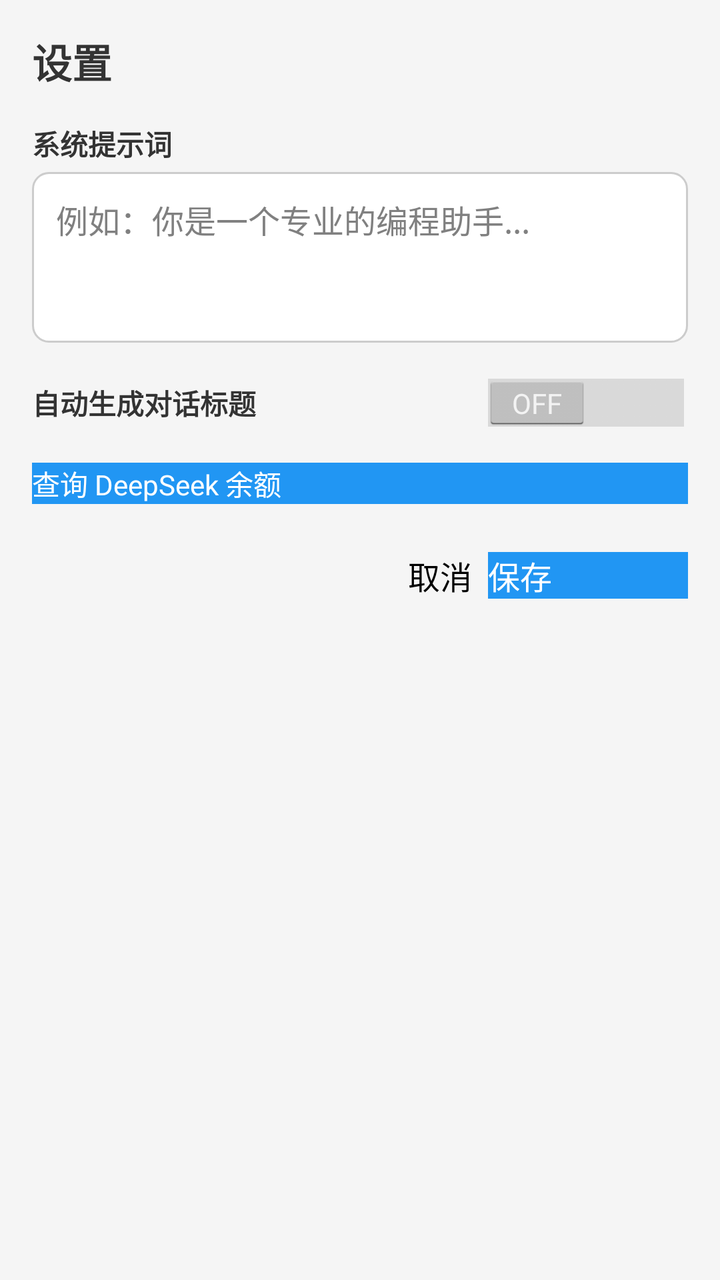
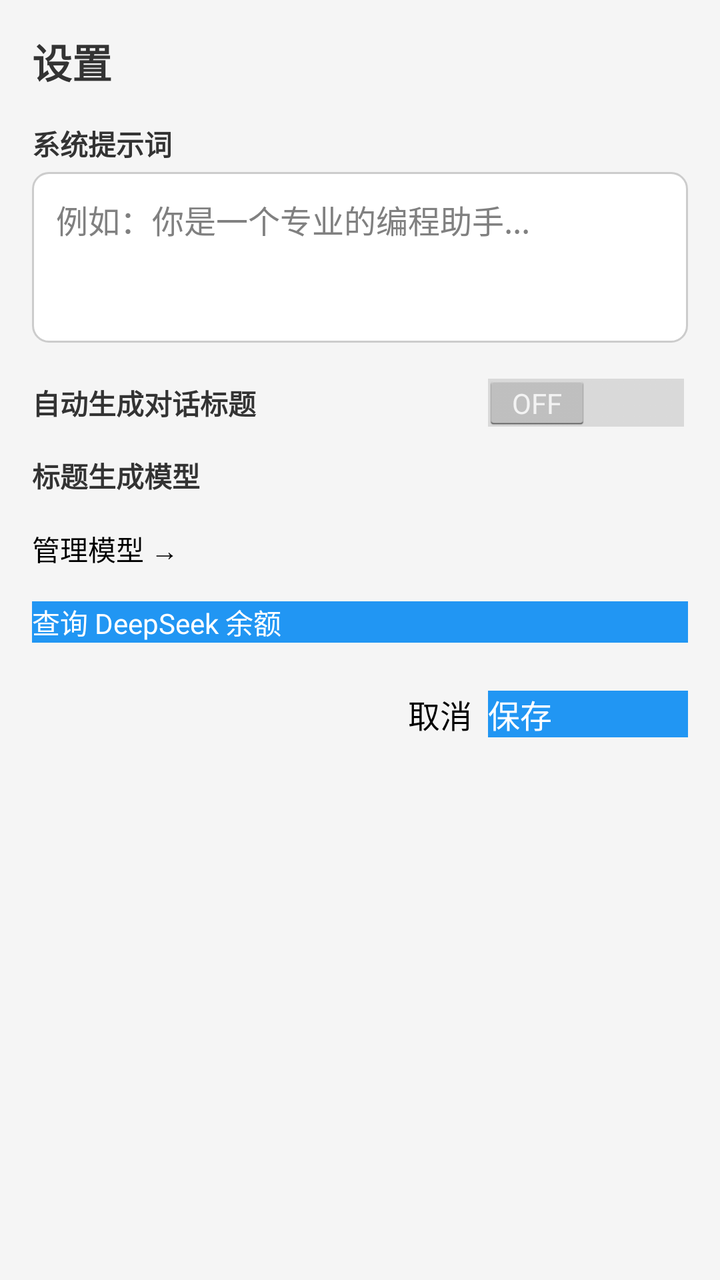

An Android layout rendered at two revisions. The XML below is the earlier revision; the diff shows what the commit changed to produce the second picture.
<!-- AndroidManifest.xml: application theme AppTheme -->
<!-- res/layout/activity_settings.xml -->
<?xml version="1.0" encoding="utf-8"?>
<LinearLayout xmlns:android="http://schemas.android.com/apk/res/android"
    android:orientation="vertical"
    android:background="@color/background"
    android:padding="16dp"
    android:layout_width="match_parent"
    android:layout_height="match_parent">

    <TextView
        android:textSize="20sp"
        android:textStyle="bold"
        android:textColor="@color/text_primary"
        android:layout_width="match_parent"
        android:layout_height="wrap_content"
        android:layout_marginBottom="16dp"
        android:text="设置"/>

    
    <TextView
        android:textSize="14sp"
        android:textStyle="bold"
        android:textColor="@color/text_primary"
        android:layout_width="match_parent"
        android:layout_height="wrap_content"
        android:layout_marginBottom="4dp"
        android:text="@string/system_prompt"/>
    <EditText
        android:gravity="top"
        android:id="@+id/system_prompt_edit"
        android:background="@drawable/edit_text_background"
        android:padding="12dp"
        android:layout_width="match_parent"
        android:layout_height="wrap_content"
        android:layout_marginBottom="16dp"
        android:hint="例如：你是一个专业的编程助手..."
        android:maxLines="6"
        android:minLines="3"
        android:inputType="textMultiLine"/>

    
    <LinearLayout
        android:gravity="center_vertical"
        android:orientation="horizontal"
        android:layout_width="match_parent"
        android:layout_height="wrap_content"
        android:layout_marginBottom="16dp">
        <TextView
            android:textSize="14sp"
            android:textStyle="bold"
            android:textColor="@color/text_primary"
            android:layout_width="0dp"
            android:layout_height="wrap_content"
            android:layout_weight="1"
            android:text="自动生成对话标题"/>
        <Switch
            android:id="@+id/auto_title_switch"
            android:layout_width="wrap_content"
            android:layout_height="wrap_content"/>
    </LinearLayout>

    
    <Button
        android:textSize="14sp"
        android:id="@+id/balance_button"
        android:background="@color/primary"
        android:textColor="@android:color/white"
        android:layout_width="match_parent"
        android:layout_height="wrap_content"
        android:layout_marginBottom="24dp"
        android:text="查询 DeepSeek 余额"/>

    
    <LinearLayout
        android:gravity="end"
        android:orientation="horizontal"
        android:layout_width="match_parent"
        android:layout_height="wrap_content">
        <Button
            android:id="@+id/cancel_button"
            android:layout_width="wrap_content"
            android:layout_height="wrap_content"
            android:layout_marginRight="8dp"
            android:text="@string/cancel"/>
        <Button
            android:textColor="@android:color/white"
            android:id="@+id/save_button"
            android:background="@color/primary"
            android:layout_width="wrap_content"
            android:layout_height="wrap_content"
            android:minWidth="100dp"
            android:text="@string/save"/>
    </LinearLayout>
</LinearLayout>
<!-- resources referenced by this layout -->
<resources>
  <color name="background">#f5f5f5</color>
  <color name="primary">#2196f3</color>
  <color name="text_primary">#333333</color>
  <!-- drawable edit_text_background (drawable) -->
  <?xml version="1.0" encoding="utf-8"?>
  <shape xmlns:android="http://schemas.android.com/apk/res/android" android:shape="rectangle">
      <solid android:color="@android:color/white"/>
      <corners android:radius="8dp"/>
      <stroke android:width="1dp" android:color="@color/gray"/>
  </shape>
  <string name="cancel">取消</string>
  <string name="save">保存</string>
  <string name="system_prompt">系统提示词</string>
  <style name="AppTheme" parent="@android:style/Theme.Holo.Light">
          <item name="android:windowBackground">@color/background</item>
          <item name="android:actionBarStyle">@style/ActionBarStyle</item>
      </style>
  <color name="gray">#cccccc</color>
  <style name="ActionBarStyle" parent="@android:style/Widget.Holo.Light.ActionBar">
          <item name="android:background">@color/primary</item>
      </style>
</resources>

<!-- the commit's change to res/layout/activity_settings.xml (unified diff, before → after) -->
@@ -43,7 +43,7 @@
         android:orientation="horizontal"
         android:layout_width="match_parent"
         android:layout_height="wrap_content"
-        android:layout_marginBottom="16dp">
+        android:layout_marginBottom="12dp">
         <TextView
             android:textSize="14sp"
             android:textStyle="bold"
@@ -57,6 +57,37 @@
             android:layout_width="wrap_content"
             android:layout_height="wrap_content"/>
     </LinearLayout>
+
+    
+    <LinearLayout
+        android:gravity="center_vertical"
+        android:orientation="horizontal"
+        android:layout_width="match_parent"
+        android:layout_height="wrap_content"
+        android:layout_marginBottom="16dp">
+        <TextView
+            android:textSize="14sp"
+            android:textStyle="bold"
+            android:textColor="@color/text_primary"
+            android:layout_width="wrap_content"
+            android:layout_height="wrap_content"
+            android:text="标题生成模型"/>
+        <Spinner
+            android:id="@+id/title_model_spinner"
+            android:layout_width="0dp"
+            android:layout_height="wrap_content"
+            android:layout_weight="1"
+            android:layout_marginLeft="8dp"/>
+    </LinearLayout>
+
+    
+    <Button
+        android:textSize="14sp"
+        android:id="@+id/manage_models_button"
+        android:layout_width="match_parent"
+        android:layout_height="wrap_content"
+        android:layout_marginBottom="16dp"
+        android:text="管理模型 →"/>
 
     
     <Button
